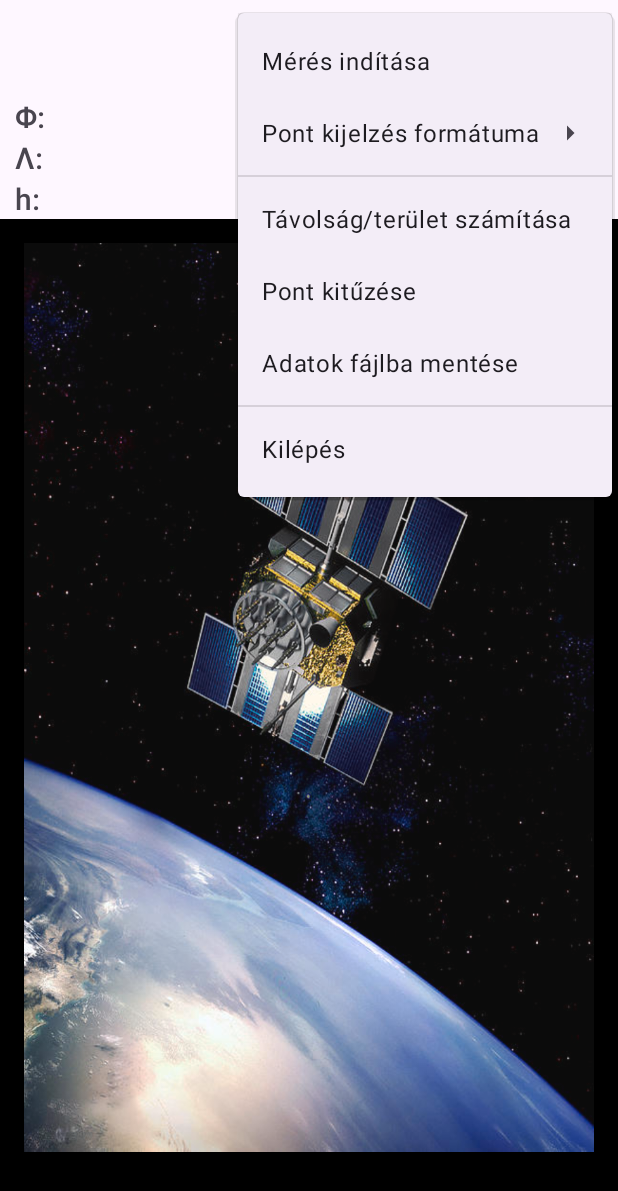
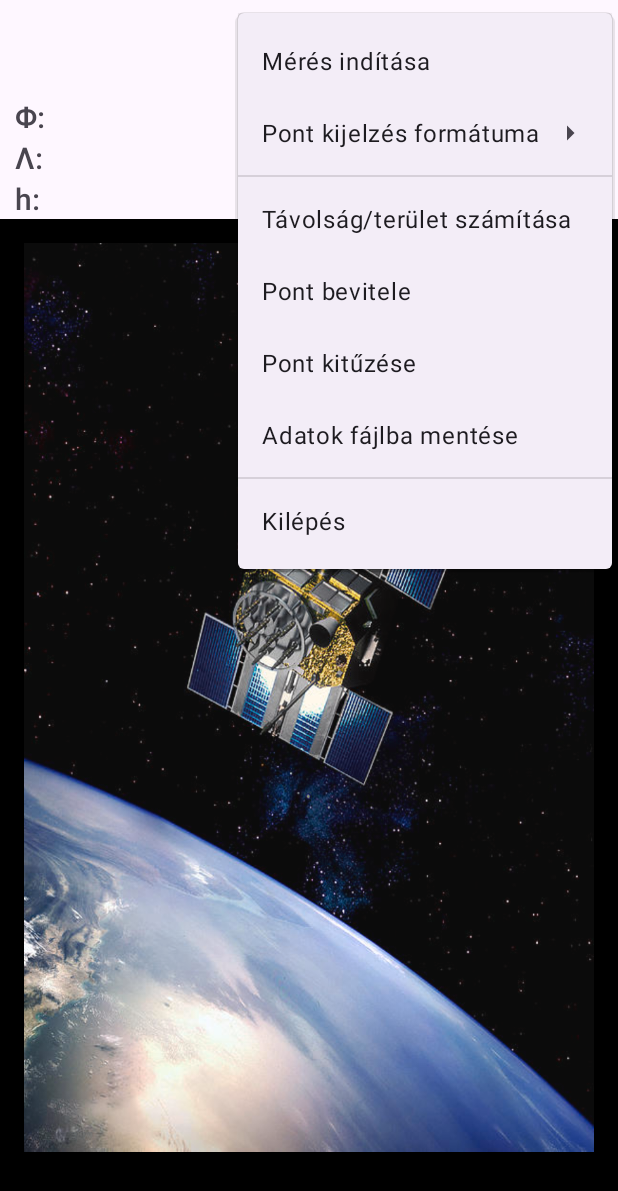
Before and after one commit to davidgiczi/GPSSurvey, an Android app: the screen it shows after launch (MainActivity), with the options menu open, on a phone screen of 412 x 824 dp. Shown: the top 1191 px of the screen. Run offline under Robolectric (Android 15) with nearby library versions, the phone set to English and light mode, and no system bars; our stand-ins replace navigation-ui.

Commit message:
SetPointOption

```diff
--- a/app/src/main/res/menu/menu_main.xml
+++ b/app/src/main/res/menu/menu_main.xml
@@ -41,6 +41,12 @@
             app:showAsAction="never" />
 
         <item
+            android:id="@+id/set_point_option"
+            android:orderInCategory="100"
+            android:title="@string/set_point_option"
+            app:showAsAction="never" />
+
+        <item
             android:id="@+id/catching_option"
             android:orderInCategory="100"
             android:title="@string/point_catching_option"
--- a/app/src/main/res/values/strings.xml
+++ b/app/src/main/res/values/strings.xml
@@ -6,6 +6,7 @@
     <string name="angle_min_sec_format_option">Fok - perc - mperc</string>
     <string name="xyz_format_option">X, Y, Z</string>
     <string name="calc_option">Távolság/terület számítása</string>
+    <string name="set_point_option">Pont bevitele</string>
     <string name="save_data_option">Adatok fájlba mentése</string>
     <string name="point_catching_option">Pont kitűzése</string>
     <string name="exit_option">Kilépés</string>
```
